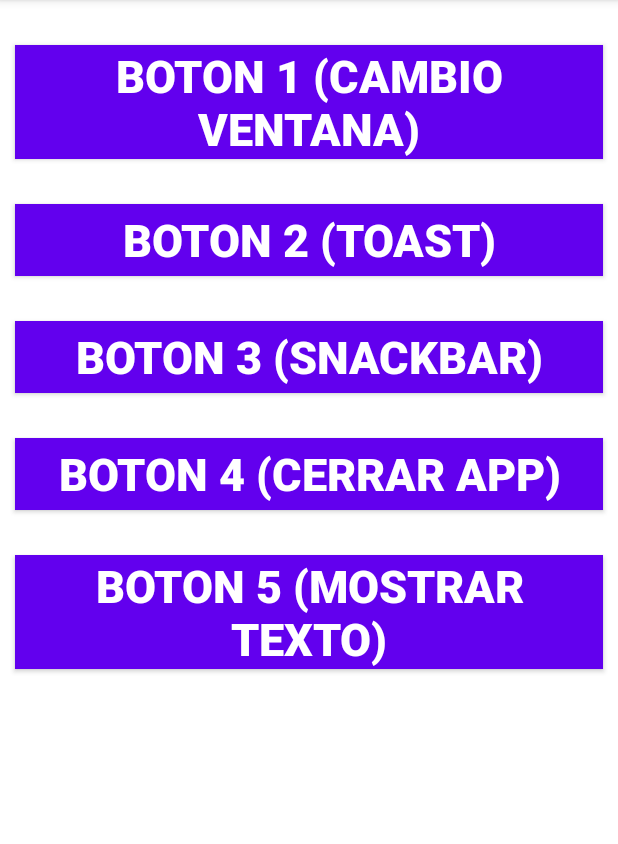
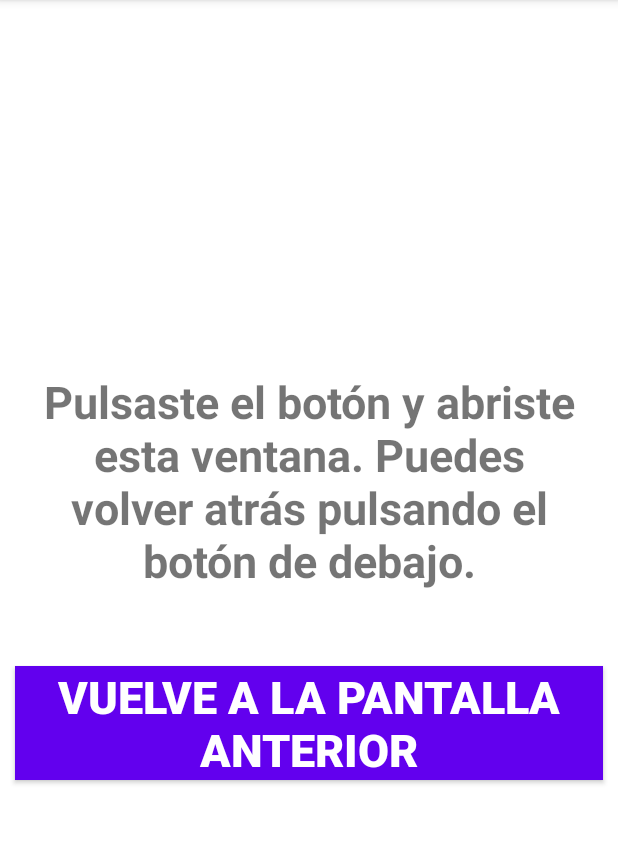
Before and after one commit to Ruben-RM/AppExtra1-Menu, an Android app: the screen it shows after launch (MainActivity before the commit, btn1_Activity after it), after a tap on "BOTON 1 (CAMBIO VENTANA)", on a phone screen of 412 x 824 dp, the part 84-928 px from its top. Run offline under Robolectric (Android 15) with nearby library versions, the phone set to English and light mode, and no system bars.

Commit message:
v0.4 - Ventana Extra creada, Botón 1 funcional, ida y vuelta entre ventanas funcional

```diff
--- a/app/src/main/AndroidManifest.xml
+++ b/app/src/main/AndroidManifest.xml
@@ -13,6 +13,9 @@
         android:theme="@style/Theme.AppExtra1Menu"
         tools:targetApi="31">
         <activity
+            android:name=".btn1_Activity"
+            android:exported="false" />
+        <activity
             android:name=".MainActivity"
             android:exported="true">
             <intent-filter>
--- a/app/src/main/java/com/example/appextra1_menu/MainActivity.kt
+++ b/app/src/main/java/com/example/appextra1_menu/MainActivity.kt
@@ -1,5 +1,6 @@
 package com.example.appextra1_menu
 
+import android.content.Intent
 import android.os.Bundle
 import android.view.View
 import android.widget.TextView
@@ -34,7 +35,7 @@ class MainActivity : AppCompatActivity() {
         }
     }
 
-    fun initComponents()
+    private fun initComponents()
     {
         btn_1 = findViewById(R.id.btn_1)
         btn_2 = findViewById(R.id.btn_2)
@@ -44,11 +45,11 @@ class MainActivity : AppCompatActivity() {
         tv_btn_5 = findViewById(R.id.tv_btn_5)
     }
 
-    fun initListeners()
+    private fun initListeners()
     {
         btn_1.setOnClickListener()
         {
-
+            nav2Act2()
         }
 
         btn_2.setOnClickListener()
@@ -74,4 +75,11 @@ class MainActivity : AppCompatActivity() {
                 tv_btn_5.visibility = View.VISIBLE
         }
     }
+
+    private fun nav2Act2()
+    {
+        val intentA2 = Intent(this, btn1_Activity::class.java)
+
+        startActivity(intentA2)
+    }
 }
--- /dev/null
+++ b/app/src/main/java/com/example/appextra1_menu/btn1_Activity.kt
@@ -0,0 +1,49 @@
+package com.example.appextra1_menu
+
+import android.content.Intent
+import android.os.Bundle
+import androidx.activity.enableEdgeToEdge
+import androidx.appcompat.app.AppCompatActivity
+import androidx.appcompat.widget.AppCompatButton
+import androidx.core.view.ViewCompat
+import androidx.core.view.WindowInsetsCompat
+
+class btn1_Activity : AppCompatActivity() {
+
+    lateinit var btn_1_back2Main:AppCompatButton
+
+    override fun onCreate(savedInstanceState: Bundle?) {
+        super.onCreate(savedInstanceState)
+        enableEdgeToEdge()
+        setContentView(R.layout.activity_btn1)
+
+        initComponents()
+        initListeners()
+
+        ViewCompat.setOnApplyWindowInsetsListener(findViewById(R.id.main)) { v, insets ->
+            val systemBars = insets.getInsets(WindowInsetsCompat.Type.systemBars())
+            v.setPadding(systemBars.left, systemBars.top, systemBars.right, systemBars.bottom)
+            insets
+        }
+    }
+
+    private fun initComponents()
+    {
+        btn_1_back2Main = findViewById(R.id.btn_1_back2Main)
+    }
+
+    private fun initListeners()
+    {
+        btn_1_back2Main.setOnClickListener()
+        {
+            nav2Main()
+        }
+    }
+
+    private fun nav2Main()
+    {
+        val intentMA = Intent(this, MainActivity::class.java)
+
+        startActivity(intentMA)
+    }
+}
--- /dev/null
+++ b/app/src/main/res/layout/activity_btn1.xml
@@ -0,0 +1,42 @@
+<?xml version="1.0" encoding="utf-8"?>
+<androidx.constraintlayout.widget.ConstraintLayout xmlns:android="http://schemas.android.com/apk/res/android"
+    xmlns:app="http://schemas.android.com/apk/res-auto"
+    xmlns:tools="http://schemas.android.com/tools"
+    android:id="@+id/main"
+    android:layout_width="match_parent"
+    android:layout_height="match_parent"
+    tools:context=".btn1_Activity">
+
+    <LinearLayout
+        android:layout_width="match_parent"
+        android:layout_height="match_parent"
+        android:orientation="vertical"
+        android:gravity="center"
+        app:layout_constraintTop_toTopOf="parent"
+        app:layout_constraintLeft_toLeftOf="parent"
+        app:layout_constraintRight_toRightOf="parent">
+
+        <TextView
+            android:layout_width="match_parent"
+            android:layout_height="wrap_content"
+            android:text="@string/str_ventana_btn1"
+            android:textSize="30sp"
+            android:textStyle="bold"
+            android:layout_marginHorizontal="20dp"
+            android:textAlignment="center"/>
+
+        <androidx.appcompat.widget.AppCompatButton
+            android:layout_width="match_parent"
+            android:layout_height="wrap_content"
+            android:layout_marginTop="50dp"
+            android:layout_marginHorizontal="10dp"
+            android:text="@string/str_boton_1_back2Main"
+            android:textSize="30sp"
+            android:textStyle="bold"
+            android:textColor="@color/white"
+            android:background="@color/purple_500"
+            android:id="@+id/btn_1_back2Main"/>
+
+    </LinearLayout>
+
+</androidx.constraintlayout.widget.ConstraintLayout>
--- a/app/src/main/res/values/strings.xml
+++ b/app/src/main/res/values/strings.xml
@@ -6,4 +6,6 @@
     <string name="boton_4">Boton 4 (Cerrar App)</string>
     <string name="boton_5">Boton 5 (Mostrar Texto)</string>
     <string name="tv_texto_btn5">Si estás viendo esto, es que le diste al botón de arriba.</string>
+    <string name="str_ventana_btn1">Pulsaste el botón y abriste esta ventana. Puedes volver atrás pulsando el botón de debajo.</string>
+    <string name="str_boton_1_back2Main">Vuelve a la pantalla anterior</string>
 </resources>
```
